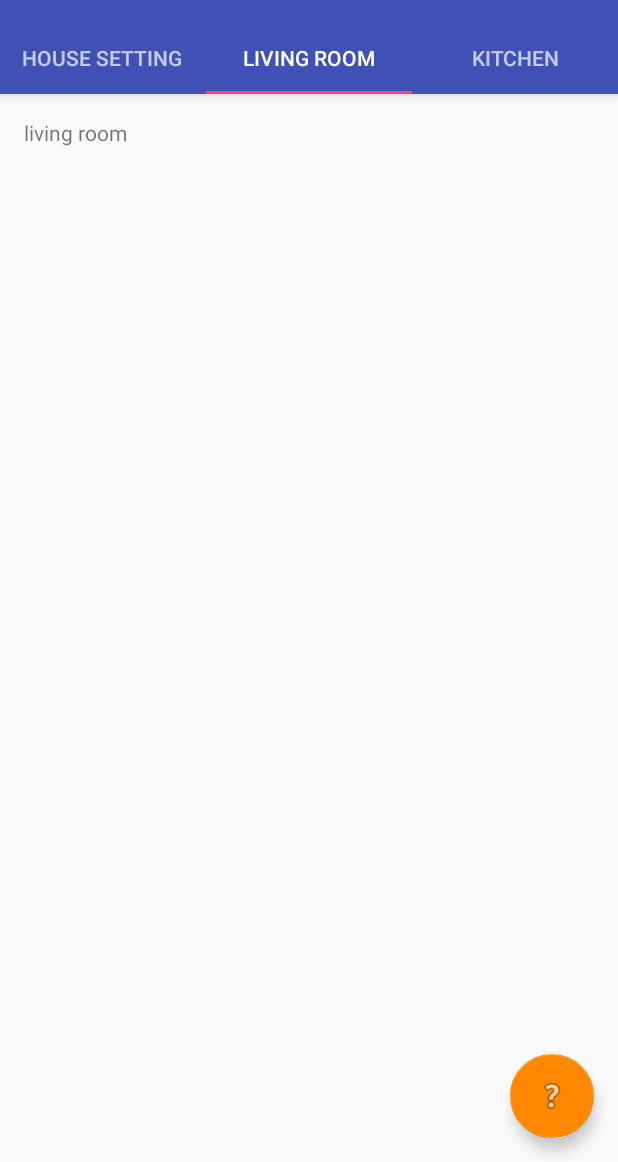
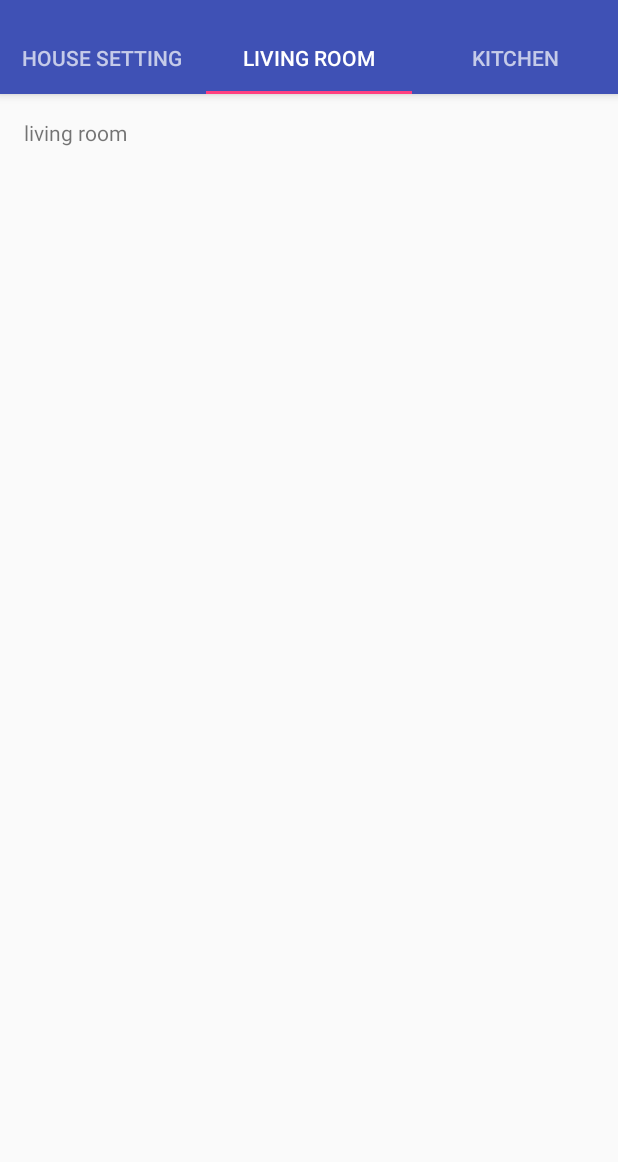
Before and after one commit to abbysun/Project, an Android app: the screen it shows after launch (HomePage), tab 2 chosen, on a phone screen of 412 x 824 dp, the part 74-1236 px from its top. Run offline under Robolectric (Android 15) with nearby library versions, the phone set to English and light mode, and no system bars.

Commit message:
End of Sprint 1.

```diff
--- a/app/src/main/AndroidManifest.xml
+++ b/app/src/main/AndroidManifest.xml
@@ -14,9 +14,12 @@
             android:theme="@style/AppTheme.NoActionBar">
             <intent-filter>
                 <action android:name="android.intent.action.MAIN" />
+
                 <category android:name="android.intent.category.LAUNCHER" />
             </intent-filter>
         </activity>
+        <activity android:name=".KitchenActivity" />
+        <activity android:name=".MicrowaveActivity"></activity>
     </application>
 
 </manifest>
--- a/app/src/main/java/com/sun/abby/cst2335_finalproject/HomePage.java
+++ b/app/src/main/java/com/sun/abby/cst2335_finalproject/HomePage.java
@@ -39,6 +39,7 @@ public class HomePage extends AppCompatActivity {
 
         Toolbar toolbar = (Toolbar) findViewById(R.id.toolbar);
         setSupportActionBar(toolbar);
+
         // Create the adapter that will return a fragment for each of the three
         // primary sections of the activity.
         mSectionsPagerAdapter = new SectionsPagerAdapter(getSupportFragmentManager());
@@ -49,15 +50,6 @@ public class HomePage extends AppCompatActivity {
 
         TabLayout tabLayout = (TabLayout) findViewById(R.id.tabs);
         tabLayout.setupWithViewPager(mViewPager);
-
-        FloatingActionButton fab = (FloatingActionButton) findViewById(R.id.fab);
-        fab.setOnClickListener(new View.OnClickListener() {
-            @Override
-            public void onClick(View view) {
-                Snackbar.make(view, "Replace with your own action", Snackbar.LENGTH_LONG)
-                        .setAction("Action", null).show();
-            }
-        });
 
     }
 
@@ -84,7 +76,7 @@ public class HomePage extends AppCompatActivity {
         return super.onOptionsItemSelected(item);
     }
 
-    //placeHolderFragment is deleted from here
+
 
     /**
      * A {@link FragmentPagerAdapter} that returns a fragment corresponding to
--- a/app/src/main/java/com/sun/abby/cst2335_finalproject/KitchenFragment.java
+++ b/app/src/main/java/com/sun/abby/cst2335_finalproject/KitchenFragment.java
@@ -1,21 +1,43 @@
 package com.sun.abby.cst2335_finalproject;
 
+import android.content.Intent;
 import android.os.Bundle;
 import android.support.v4.app.Fragment;
 import android.view.LayoutInflater;
 import android.view.View;
 import android.view.ViewGroup;
+import android.widget.ArrayAdapter;
+import android.widget.Button;
+import android.widget.ListAdapter;
+import android.widget.ListView;
+import android.widget.Toast;
+
+import java.lang.reflect.Array;
 
 /**
+ * A view class representing
  * Created by Abby on 2016-11-06.
  */
 
-public class KitchenFragment extends Fragment {
+public class KitchenFragment extends Fragment implements View.OnClickListener{
+    private Button button;
 
     @Override
     public View onCreateView(LayoutInflater inflater, ViewGroup container,
                              Bundle savedInstanceState) {
+        //linking layout to view
         View rootView = inflater.inflate(R.layout.kitchen, container, false);
+
+        //find button and implement button click listener
+        button = (Button) rootView.findViewById(R.id.kitchen_index_button);
+        button.setOnClickListener(this);
+
         return rootView;
     }
+
+    @Override
+    public void onClick(View v){
+        Intent toKitchen = new Intent(this.getContext(), KitchenActivity.class);
+        getActivity().startActivity(toKitchen);
+    }
 }
--- a/app/src/main/res/layout/home_page.xml
+++ b/app/src/main/res/layout/home_page.xml
@@ -38,13 +38,4 @@
         android:layout_height="match_parent"
         app:layout_behavior="@string/appbar_scrolling_view_behavior" />
 
-    <android.support.design.widget.FloatingActionButton
-        android:id="@+id/fab"
-        android:layout_width="wrap_content"
-        android:layout_height="wrap_content"
-        android:layout_gravity="end|bottom"
-        android:layout_margin="@dimen/fab_margin"
-        app:srcCompat="@android:drawable/ic_menu_help"
-        app:backgroundTint="@android:color/holo_orange_dark" />
-
 </android.support.design.widget.CoordinatorLayout>
--- a/app/src/main/res/values/colors.xml
+++ b/app/src/main/res/values/colors.xml
@@ -2,5 +2,5 @@
 <resources>
     <color name="colorPrimary">#3F51B5</color>
     <color name="colorPrimaryDark">#303F9F</color>
-    <color name="colorAccent">#FF4081</color>
+    <color name="colorAccent">#ff4081</color>
 </resources>
--- a/app/src/main/res/values/strings.xml
+++ b/app/src/main/res/values/strings.xml
@@ -3,4 +3,9 @@
     <string name="title_activity_home_page">Smart Control</string>
     <string name="action_settings">Settings</string>
     <string name="section_format">Hello World from section: %1$d</string>
+    <string name="kitchen_index_text">Welcome to Smart Kitchen! </string>
+    <string name="kitchen_index_button">Start cooking!</string>
+    <string name="kitchen_list_view">Select an appliance: </string>
+    <string name="turn_on">Turn On</string>
+    <string name="turn_off">Turn Off</string>
 </resources>
```
Also changed, not shown: app/src/main/res/layout/kitchen.xml (+33 -10 lines).
